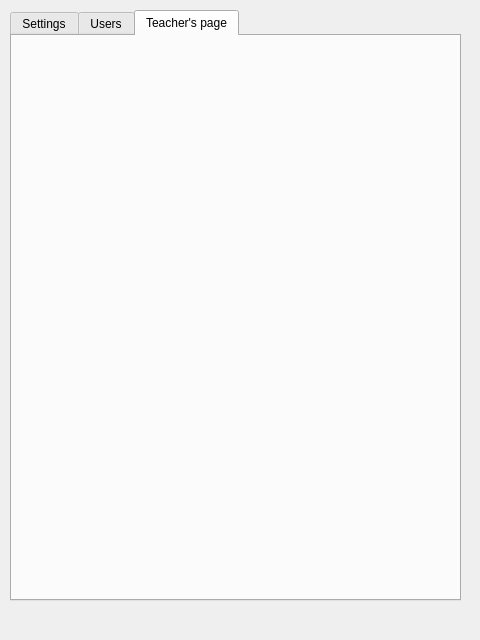
Above: src/kanjitoolswindow.ui from mihaly4/KanjiTools before the change. Below: the same form after it.
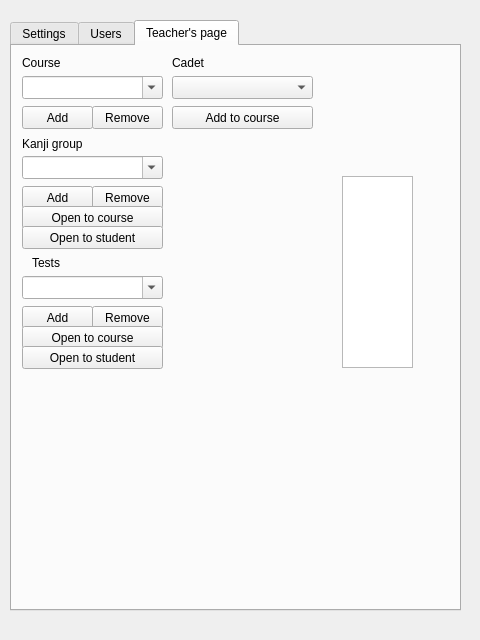
That is the form after the change. The open tabs and pages were chosen to show the change.

```diff
--- a/src/kanjitoolswindow.ui
+++ b/src/kanjitoolswindow.ui
@@ -18,7 +18,7 @@
     <property name="geometry">
      <rect>
       <x>10</x>
-      <y>10</y>
+      <y>20</y>
       <width>451</width>
       <height>591</height>
      </rect>
@@ -105,6 +105,260 @@
      <attribute name="title">
       <string>Teacher's page</string>
      </attribute>
+     <widget class="QComboBox" name="comboBox">
+      <property name="geometry">
+       <rect>
+        <x>10</x>
+        <y>30</y>
+        <width>141</width>
+        <height>23</height>
+       </rect>
+      </property>
+      <property name="editable">
+       <bool>true</bool>
+      </property>
+     </widget>
+     <widget class="QLabel" name="label">
+      <property name="geometry">
+       <rect>
+        <x>10</x>
+        <y>10</y>
+        <width>57</width>
+        <height>14</height>
+       </rect>
+      </property>
+      <property name="text">
+       <string>Course</string>
+      </property>
+     </widget>
+     <widget class="QPushButton" name="pushButton_5">
+      <property name="geometry">
+       <rect>
+        <x>10</x>
+        <y>60</y>
+        <width>71</width>
+        <height>23</height>
+       </rect>
+      </property>
+      <property name="text">
+       <string>Add</string>
+      </property>
+     </widget>
+     <widget class="QPushButton" name="pushButton_6">
+      <property name="geometry">
+       <rect>
+        <x>80</x>
+        <y>60</y>
+        <width>71</width>
+        <height>23</height>
+       </rect>
+      </property>
+      <property name="text">
+       <string>Remove</string>
+      </property>
+     </widget>
+     <widget class="QLabel" name="label_2">
+      <property name="geometry">
+       <rect>
+        <x>10</x>
+        <y>90</y>
+        <width>81</width>
+        <height>16</height>
+       </rect>
+      </property>
+      <property name="text">
+       <string>Kanji group</string>
+      </property>
+     </widget>
+     <widget class="QComboBox" name="comboBox_2">
+      <property name="geometry">
+       <rect>
+        <x>10</x>
+        <y>110</y>
+        <width>141</width>
+        <height>23</height>
+       </rect>
+      </property>
+      <property name="editable">
+       <bool>true</bool>
+      </property>
+     </widget>
+     <widget class="QPushButton" name="pushButton_7">
+      <property name="geometry">
+       <rect>
+        <x>10</x>
+        <y>140</y>
+        <width>71</width>
+        <height>23</height>
+       </rect>
+      </property>
+      <property name="text">
+       <string>Add</string>
+      </property>
+     </widget>
+     <widget class="QPushButton" name="pushButton_8">
+      <property name="geometry">
+       <rect>
+        <x>80</x>
+        <y>140</y>
+        <width>71</width>
+        <height>23</height>
+       </rect>
+      </property>
+      <property name="text">
+       <string>Remove</string>
+      </property>
+     </widget>
+     <widget class="QPushButton" name="pushButton_9">
+      <property name="geometry">
+       <rect>
+        <x>10</x>
+        <y>160</y>
+        <width>141</width>
+        <height>23</height>
+       </rect>
+      </property>
+      <property name="text">
+       <string>Open to course</string>
+      </property>
+     </widget>
+     <widget class="QLabel" name="label_3">
+      <property name="geometry">
+       <rect>
+        <x>160</x>
+        <y>10</y>
+        <width>57</width>
+        <height>14</height>
+       </rect>
+      </property>
+      <property name="text">
+       <string>Cadet</string>
+      </property>
+     </widget>
+     <widget class="QComboBox" name="comboBox_3">
+      <property name="geometry">
+       <rect>
+        <x>160</x>
+        <y>30</y>
+        <width>141</width>
+        <height>23</height>
+       </rect>
+      </property>
+     </widget>
+     <widget class="QPushButton" name="pushButton_10">
+      <property name="geometry">
+       <rect>
+        <x>160</x>
+        <y>60</y>
+        <width>141</width>
+        <height>23</height>
+       </rect>
+      </property>
+      <property name="text">
+       <string>Add to course</string>
+      </property>
+     </widget>
+     <widget class="QComboBox" name="comboBox_4">
+      <property name="geometry">
+       <rect>
+        <x>10</x>
+        <y>230</y>
+        <width>141</width>
+        <height>23</height>
+       </rect>
+      </property>
+      <property name="editable">
+       <bool>true</bool>
+      </property>
+     </widget>
+     <widget class="QListWidget" name="listWidget_2">
+      <property name="geometry">
+       <rect>
+        <x>330</x>
+        <y>130</y>
+        <width>71</width>
+        <height>192</height>
+       </rect>
+      </property>
+     </widget>
+     <widget class="QPushButton" name="pushButton_11">
+      <property name="geometry">
+       <rect>
+        <x>10</x>
+        <y>180</y>
+        <width>141</width>
+        <height>23</height>
+       </rect>
+      </property>
+      <property name="text">
+       <string>Open to student</string>
+      </property>
+     </widget>
+     <widget class="QLabel" name="label_4">
+      <property name="geometry">
+       <rect>
+        <x>20</x>
+        <y>210</y>
+        <width>57</width>
+        <height>14</height>
+       </rect>
+      </property>
+      <property name="text">
+       <string>Tests</string>
+      </property>
+     </widget>
+     <widget class="QPushButton" name="pushButton_12">
+      <property name="geometry">
+       <rect>
+        <x>10</x>
+        <y>260</y>
+        <width>71</width>
+        <height>23</height>
+       </rect>
+      </property>
+      <property name="text">
+       <string>Add</string>
+      </property>
+     </widget>
+     <widget class="QPushButton" name="pushButton_13">
+      <property name="geometry">
+       <rect>
+        <x>80</x>
+        <y>260</y>
+        <width>71</width>
+        <height>23</height>
+       </rect>
+      </property>
+      <property name="text">
+       <string>Remove</string>
+      </property>
+     </widget>
+     <widget class="QPushButton" name="pushButton_14">
+      <property name="geometry">
+       <rect>
+        <x>10</x>
+        <y>280</y>
+        <width>141</width>
+        <height>23</height>
+       </rect>
+      </property>
+      <property name="text">
+       <string>Open to course</string>
+      </property>
+     </widget>
+     <widget class="QPushButton" name="pushButton_15">
+      <property name="geometry">
+       <rect>
+        <x>10</x>
+        <y>300</y>
+        <width>141</width>
+        <height>23</height>
+       </rect>
+      </property>
+      <property name="text">
+       <string>Open to student</string>
+      </property>
+     </widget>
     </widget>
    </widget>
   </widget>
```
Left out of the diff: 2 changed lines with no effect on the pictures.
